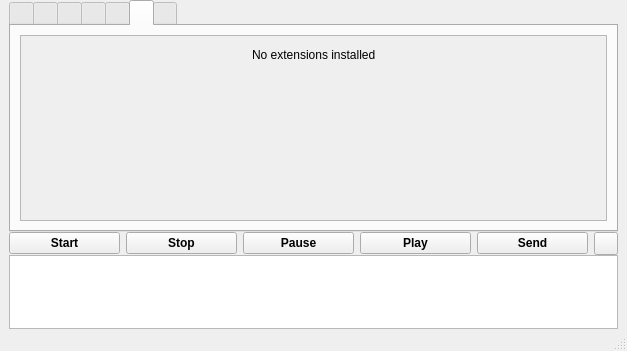
The window that vokoscreen.ui (yanuarakhid/vokoscreen) describes before a commit, drawn with Qt 5.
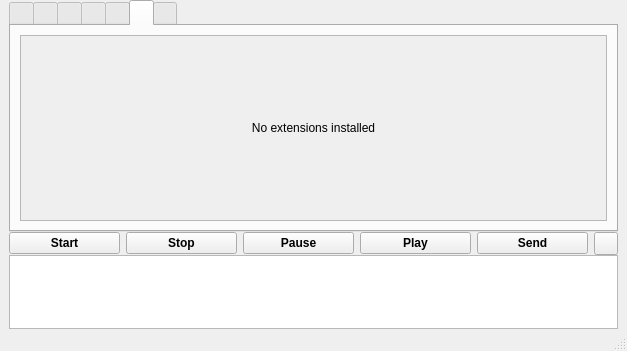
The same window after the commit. The open tabs and pages were chosen to show the change.

Diff of the .ui file:
```diff
--- a/vokoscreen.ui
+++ b/vokoscreen.ui
@@ -905,52 +905,16 @@
              </property>
              <layout class="QVBoxLayout" name="verticalLayout_18">
               <item>
-               <layout class="QGridLayout" name="gridLayout_9">
-                <item row="1" column="0">
-                 <spacer name="verticalSpacer_3">
-                  <property name="orientation">
-                   <enum>Qt::Vertical</enum>
-                  </property>
-                  <property name="sizeHint" stdset="0">
-                   <size>
-                    <width>20</width>
-                    <height>40</height>
-                   </size>
-                  </property>
-                 </spacer>
-                </item>
-                <item row="0" column="2">
-                 <spacer name="horizontalSpacer_19">
-                  <property name="orientation">
-                   <enum>Qt::Horizontal</enum>
-                  </property>
-                  <property name="sizeHint" stdset="0">
-                   <size>
-                    <width>40</width>
-                    <height>20</height>
-                   </size>
-                  </property>
-                 </spacer>
-                </item>
-                <item row="0" column="1">
-                 <widget class="QLabel" name="label_2">
-                  <property name="text">
-                   <string>No extensions installed</string>
-                  </property>
-                 </widget>
-                </item>
+               <layout class="QGridLayout" name="extension_gridLayout">
                 <item row="0" column="0">
-                 <spacer name="horizontalSpacer_29">
-                  <property name="orientation">
-                   <enum>Qt::Horizontal</enum>
+                 <widget class="QLabel" name="NoExtensionLabel">
+                  <property name="text">
+                   <string>No extensions installed</string>
                   </property>
-                  <property name="sizeHint" stdset="0">
-                   <size>
-                    <width>40</width>
-                    <height>20</height>
-                   </size>
+                  <property name="alignment">
+                   <set>Qt::AlignCenter</set>
                   </property>
-                 </spacer>
+                 </widget>
                 </item>
                </layout>
               </item>
```
Left out of the diff: 6 changed lines with no effect on the pictures.
